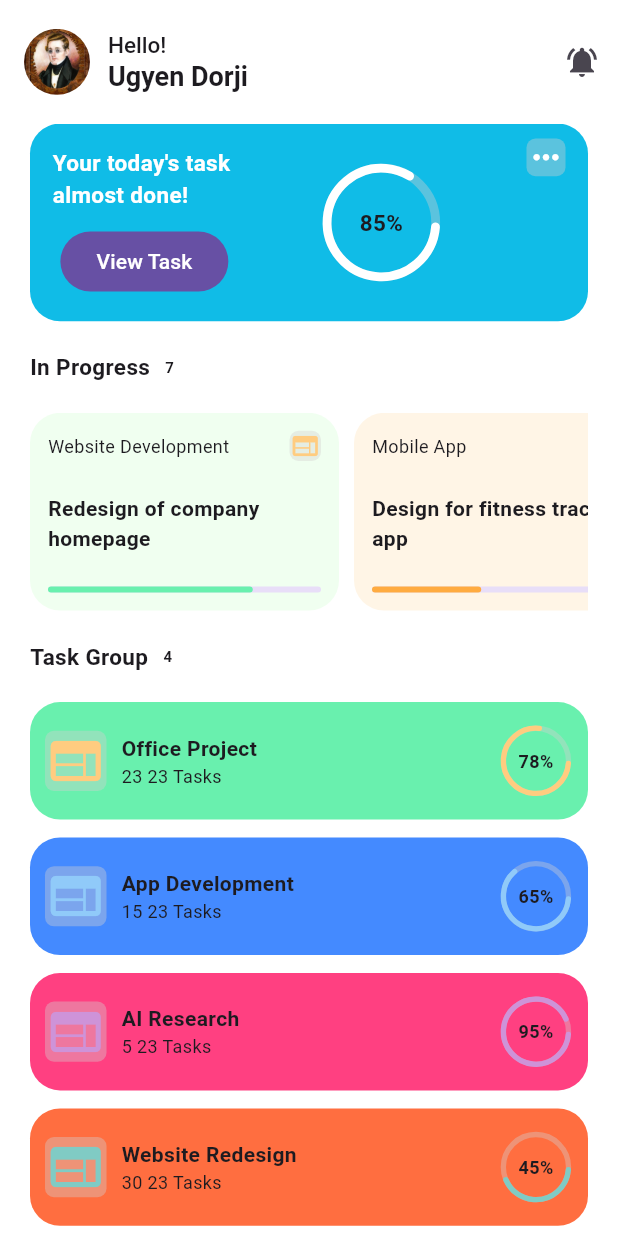
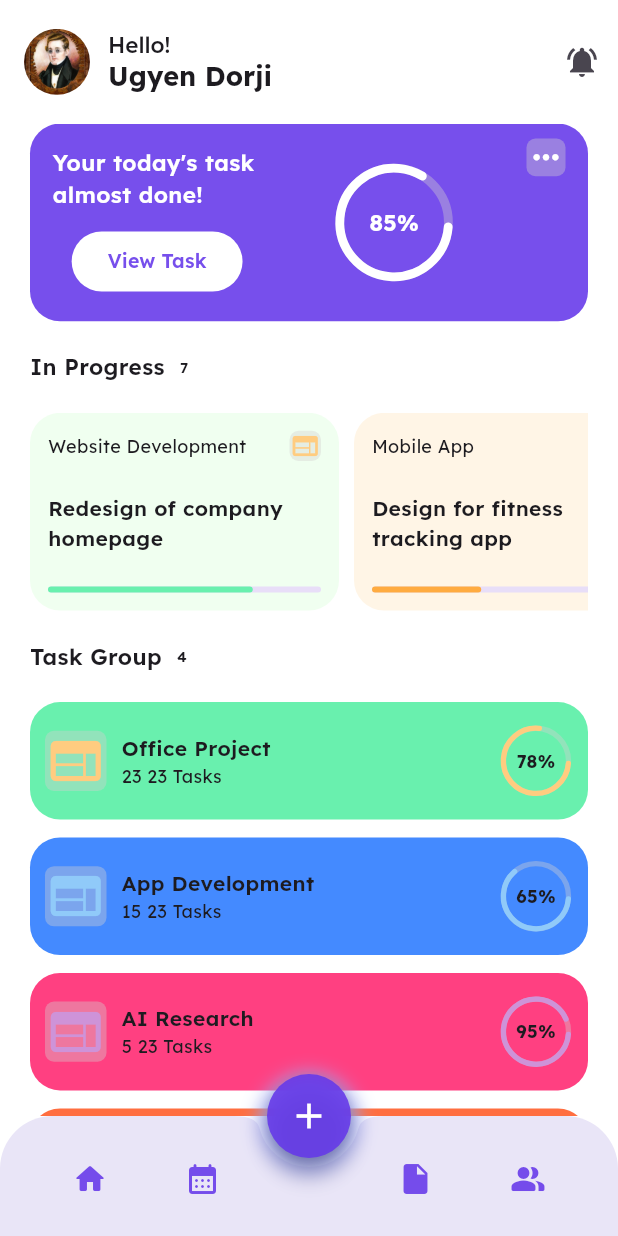
Before and after one commit to UgyenDorji129/todo_app, a Flutter app: the screen it shows after launch, after a tap on "Let's Start", on a phone screen of 412 x 824 dp. Run offline on Flutter 3.47's test engine with Material 3 defaults, Android fonts, the phone set to English and light mode, and no system bars; drawn by our look-alikes of syncfusion_flutter_gauges; our stand-ins replace google_fonts.

Commit message:
Implemented a custom bottom naviation bar

```diff
--- a/lib/main.dart
+++ b/lib/main.dart
@@ -1,6 +1,7 @@
 import 'package:flutter/material.dart';
 import 'package:todo_app/screens/home/home_screen.dart';
 import 'package:todo_app/screens/welcome_page/welcome_page.dart';
+import 'package:google_fonts/google_fonts.dart';
 
 void main() {
   runApp(const MyApp());
@@ -15,11 +16,14 @@ class MyApp extends StatelessWidget {
     return MaterialApp(
       title: 'Final Assignment',
       debugShowCheckedModeBanner: false,
+      theme: ThemeData(
+        primaryColor: const Color.fromARGB(225, 101, 56, 233),
+        fontFamily: "custom_lexend"
+      ),
       initialRoute: "/",
       routes: {
         '/': (context) => const WelcomeScreen(),
         '/home': (context) => const HomeScreen()
-
       },
     );
   }
--- a/lib/screens/home/home_screen.dart
+++ b/lib/screens/home/home_screen.dart
@@ -144,6 +144,64 @@ class HomeScreen extends StatelessWidget {
     return Scaffold(
         backgroundColor: const Color.fromARGB(255, 255, 255, 255),
         appBar: customAppBar(context),
+        floatingActionButton: Container(
+          decoration: BoxDecoration(
+            shape: BoxShape.circle,
+            boxShadow: [
+              BoxShadow(
+                color: const Color.fromARGB(255, 159, 166, 241).withValues(),
+                blurRadius: 10,
+                spreadRadius: 5,
+                offset: const Offset(0, 5),
+              ),
+            ],
+          ),
+          child: FloatingActionButton(
+            onPressed: () {},
+            backgroundColor: Color.fromARGB(225, 101, 56, 233),
+            shape: const CircleBorder(),
+            child: const Icon(Icons.add, size: 28, color: Colors.white),
+          ),
+        ),
+        floatingActionButtonLocation: FloatingActionButtonLocation.centerDocked,
+        bottomNavigationBar: ClipRRect(
+          borderRadius: const BorderRadius.only(
+            topLeft: Radius.circular(35),
+            topRight: Radius.circular(35),
+          ),
+          child: BottomAppBar(
+            shape: const CircularNotchedRectangle(),
+            color: const Color.fromARGB(224, 230, 225, 246),
+            elevation: 10,
+            notchMargin: 6.0,
+            child: Padding(
+              padding:
+                  const EdgeInsets.symmetric(horizontal: 20.0, vertical: 10.0),
+              child: Row(
+                mainAxisAlignment: MainAxisAlignment.spaceBetween,
+                children: [
+                  IconButton(
+                      icon: const Icon(Icons.home_rounded,
+                          color: Color.fromARGB(225, 101, 56, 233)),
+                      onPressed: () {}),
+                  IconButton(
+                      icon: const Icon(Icons.calendar_month_rounded,
+                          color: Color.fromARGB(225, 101, 56, 233)),
+                      onPressed: () {}),
+                  const SizedBox(width: 40), // Space for FAB
+                  IconButton(
+                      icon: const Icon(Icons.insert_drive_file,
+                          color: Color.fromARGB(225, 101, 56, 233)),
+                      onPressed: () {}),
+                  IconButton(
+                      icon: const Icon(Icons.people_alt_rounded,
+                          color: Color.fromARGB(225, 101, 56, 233)),
+                      onPressed: () {}),
+                ],
+              ),
+            ),
+          ),
+        ),
         body: SingleChildScrollView(
             child: Container(
               margin: EdgeInsets.only(left: 20, right: 20),
@@ -203,6 +261,7 @@ class HomeScreen extends StatelessWidget {
                 ],
               ),
             ),
-        ));
+          ),
+        );
   }
 }
--- a/lib/screens/home/widgets/progress_widget.dart
+++ b/lib/screens/home/widgets/progress_widget.dart
@@ -2,7 +2,7 @@ import 'package:flutter/material.dart';
 import 'package:syncfusion_flutter_gauges/gauges.dart';
 
 Widget progressWidget(
-    {context, width, height, axisColor, pointColor, value, fontSize}) {
+    {context, width, height, axisColor, pointColor, value, fontSize, fontColor}) {
   return Column(mainAxisAlignment: MainAxisAlignment.center, children: [
     SizedBox(
       height: MediaQuery.of(context).size.width * height,
@@ -36,7 +36,7 @@ Widget progressWidget(
                 widget: Text(
                   '${value.toStringAsFixed(0)}%',
                   style: TextStyle(
-                      fontSize: fontSize, fontWeight: FontWeight.bold),
+                      fontSize: fontSize, fontWeight: FontWeight.bold, color: fontColor),
                 ))
           ],
         ),
--- a/lib/screens/home/widgets/summary_dashboard.dart
+++ b/lib/screens/home/widgets/summary_dashboard.dart
@@ -1,6 +1,7 @@
 import 'package:flutter/material.dart';
 import 'package:todo_app/screens/home/widgets/custom_icon.dart';
 import 'package:todo_app/screens/home/widgets/progress_widget.dart';
+
 
 Widget summaryDashboard(context) {
   return Container(
@@ -9,7 +10,7 @@ Widget summaryDashboard(context) {
     padding: EdgeInsets.symmetric(vertical: 10, horizontal: 15),
     decoration: BoxDecoration(
       borderRadius: BorderRadius.circular(20),
-      color: const Color.fromARGB(255, 16, 188, 231),
+      color: const Color.fromARGB(225, 101, 56, 233),
     ),
     child: Row(
       mainAxisAlignment: MainAxisAlignment.spaceBetween,
@@ -25,10 +26,13 @@ Widget summaryDashboard(context) {
             height: 10,
           ),
           FilledButton(
+              style: ButtonStyle(
+          backgroundColor:
+              WidgetStateProperty.all(Colors.white)),
               onPressed: () {},
               child: Text(
                 "View Task",
-                style: TextStyle(color: Colors.white),
+                style: TextStyle(color: Color.fromARGB(225, 101, 56, 233),  fontSize: 13, fontWeight: FontWeight.w600),
               ))
         ]),
         progressWidget(
@@ -38,7 +42,9 @@ Widget summaryDashboard(context) {
             width: 0.2,
             pointColor: Colors.white,
             axisColor: Color.fromARGB(98, 211, 207, 207),
-            value: 85.0),
+            value: 85.0,
+            fontColor: Colors.white
+            ),
         customIcon(
             icon: Icons.more_horiz_rounded, color: Colors.white, size: 25.0)
       ],
--- a/lib/screens/welcome_page/welcome_page.dart
+++ b/lib/screens/welcome_page/welcome_page.dart
@@ -10,6 +10,13 @@ class WelcomeScreen extends StatelessWidget {
   Widget build(BuildContext context) {
     return Scaffold(
         body: Container(
+      decoration: BoxDecoration(
+        image: DecorationImage(
+          image: AssetImage(
+              'assets/background.png'),
+          fit: BoxFit.cover,
+        ),
+      ),
       height: MediaQuery.of(context).size.height,
       padding: EdgeInsets.symmetric(vertical: 50, horizontal: 5),
       child: Column(
@@ -22,14 +29,18 @@ class WelcomeScreen extends StatelessWidget {
                   lineHeight: 1.1,
                   fontSize: 24,
                   isFontWeight: true),
-              SizedBox(height: 25,),
+              SizedBox(
+                height: 25,
+              ),
               welcomeText(
                   title:
                       "This productive tool is designed to help \nyou better manage your task \nproject-wise conveniently!",
                   lineHeight: 1.1,
-                  fontSize: 16,
+                  fontSize: 14,
                   isFontWeight: false),
-              SizedBox(height: 35,),
+              SizedBox(
+                height: 35,
+              ),
               welcomeButton(context),
             ],
           )
--- a/lib/screens/welcome_page/widgets/welcome_button.dart
+++ b/lib/screens/welcome_page/widgets/welcome_button.dart
@@ -1,10 +1,15 @@
 import 'package:flutter/material.dart';
 
-Widget welcomeButton(context){
+Widget welcomeButton(context) {
   return SizedBox(
     width: MediaQuery.of(context).size.width * .65,
     child: FilledButton(
-    onPressed: () {  Navigator.pushNamed(context, "/home");},
+      style: ButtonStyle(
+          backgroundColor:
+              WidgetStateProperty.all(Color.fromARGB(225, 101, 56, 233))),
+      onPressed: () {
+        Navigator.pushNamed(context, "/home");
+      },
       child: Padding(
         padding: const EdgeInsets.all(8.0),
         child: Row(
@@ -14,7 +19,10 @@ Widget welcomeButton(context){
               child: Text(
                 "Let's Start",
                 textAlign: TextAlign.center,
-              style: TextStyle(fontSize: 20, letterSpacing: 1.5),
+                style: TextStyle(
+                    fontSize: 20,
+                    letterSpacing: 1.5,
+                    fontWeight: FontWeight.w600),
               ),
             ),
             Icon(Icons.arrow_right_alt_outlined, size: 30),
@@ -23,5 +31,4 @@ Widget welcomeButton(context){
       ),
     ),
   );
-
 }
--- a/lib/screens/welcome_page/widgets/welcome_title.dart
+++ b/lib/screens/welcome_page/widgets/welcome_title.dart
@@ -6,7 +6,8 @@ Widget welcomeText({required String title, required double lineHeight, required
             style: TextStyle(
               fontSize: fontSize,
               height: lineHeight,
-              fontWeight:  FontWeight.bold
+              fontWeight:  FontWeight.w600,
+              color: Color.fromARGB(255, 36, 37, 44)
             ),
             textAlign: TextAlign.center,
           ) : Text(
@@ -14,6 +15,7 @@ Widget welcomeText({required String title, required double lineHeight, required
             style: TextStyle(
               fontSize: fontSize,
               height: lineHeight,
+              color: Color.fromARGB(255,110, 106, 124)
             ),
             textAlign: TextAlign.center,
           );
```
Also changed, not shown: pubspec.yaml (+5 -4 lines), assets/background.png (added), assets/fonts/lexend.ttf (added), assets/home_back.png (added), pubspec.lock, 7 other files. Lines whose indentation alone changed are shown as unchanged.
